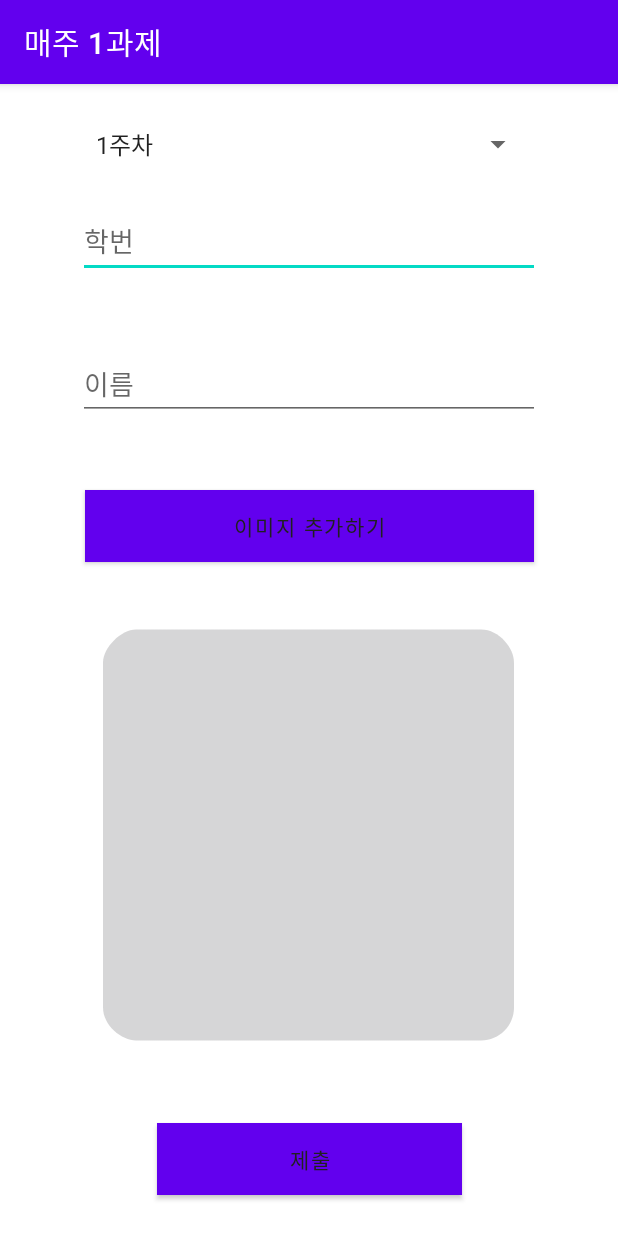
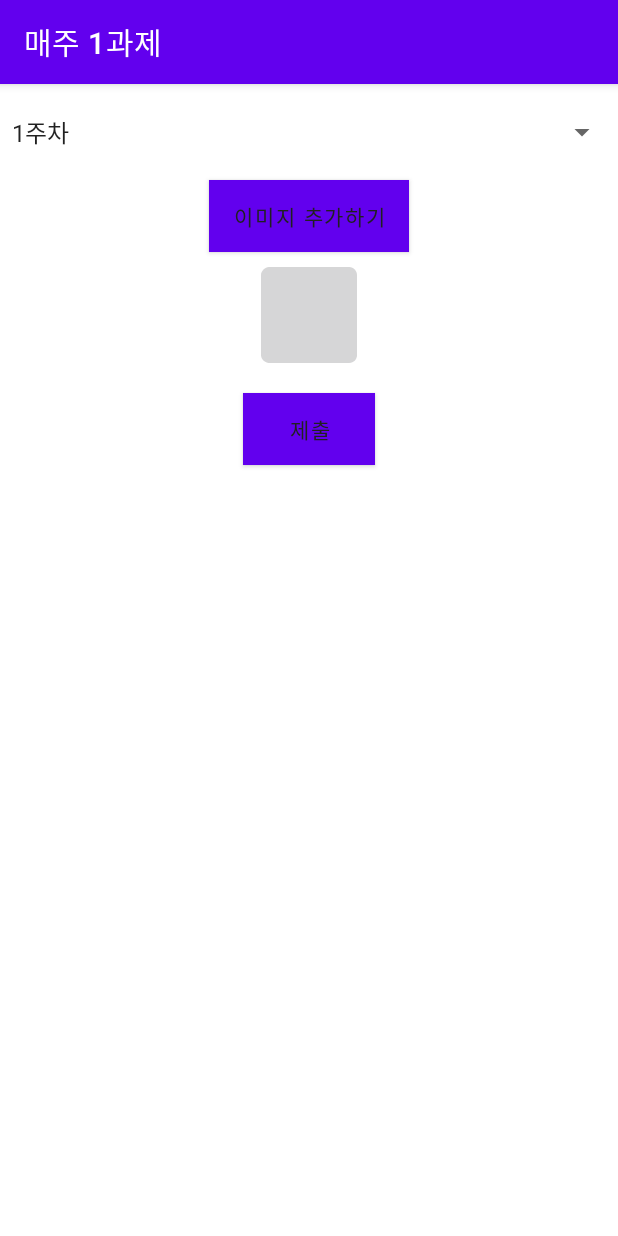
Before and after one commit to Profrog/maeju_test, an Android app: the SubmitActivity screen opened directly, with no data from a screen before it, on a phone screen of 412 x 824 dp. Run offline under Robolectric (Android 15) with nearby library versions, the phone set to English and light mode, and no system bars; our stand-ins replace Volley; network calls fail.

Commit message:
sending data_modfiy

```diff
--- a/app/src/main/java/com/example/logintest/SubmitActivity.java
+++ b/app/src/main/java/com/example/logintest/SubmitActivity.java
@@ -42,8 +42,8 @@ public class SubmitActivity extends AppCompatActivity implements View.OnClickLis
     private Spinner chk_week;
 
     // 학번, 이름, 이미지, 이미지 추가 및 제출 버튼
-    private EditText editTextUserName;
-    private EditText editTextUserId;
+    //private EditText editTextUserName;
+    //private EditText editTextUserId;
     private ImageView imageViewUserImage;
     private Button buttonSubmit,buttonAddImage;
     String userImage;
@@ -85,8 +85,8 @@ public class SubmitActivity extends AppCompatActivity implements View.OnClickLis
 
         });
 
-        editTextUserId = (EditText) findViewById(R.id.et_uid);
-        editTextUserName = (EditText) findViewById(R.id.et_uname);
+        //editTextUserId = (EditText) findViewById(R.id.et_uid);
+        //editTextUserName = (EditText) findViewById(R.id.et_uname);
         imageViewUserImage=(ImageView)findViewById(R.id.iv_uphoto);
 
 
@@ -129,8 +129,8 @@ public class SubmitActivity extends AppCompatActivity implements View.OnClickLis
     // google spread sheet 전송
     private void addUser(){
         final ProgressDialog loading = ProgressDialog.show(this,"Uploading...","Please wait...",false,false);
-        final String userId = editTextUserId.getText().toString().trim();
-        final String userName = editTextUserName.getText().toString().trim();
+        final String userId = ((ProfileActivity)ProfileActivity.profileact).returnHakbun();
+        final String userName = ((ProfileActivity)ProfileActivity.profileact).returnName();
 
         Log.e("null","values"+userImage);
 
@@ -187,7 +187,7 @@ public class SubmitActivity extends AppCompatActivity implements View.OnClickLis
             try {
                 // 갤러리 및 드라이브로부터 bitmap get
                 Bitmap bitmap = MediaStore.Images.Media.getBitmap(getContentResolver(), filePath);
-                rbitmap = getResizedBitmap(bitmap,250); // bitmap 형식의 이미지를 imageview 표시하기 위해 크기 조절
+                rbitmap = getResizedBitmap(bitmap,750); // bitmap 형식의 이미지를 imageview 표시하기 위해 크기 조절
                 userImage = getStringImage(rbitmap);
                 imageViewUserImage.setImageBitmap(rbitmap);
             } catch (IOException e) {
--- a/app/src/main/res/layout/activity_profile.xml
+++ b/app/src/main/res/layout/activity_profile.xml
@@ -84,6 +84,15 @@
             android:layout_gravity="center_horizontal"
             android:text="로그아웃" />
 
+        <Button
+            android:id="@+id/btn_submit"
+            android:layout_width="wrap_content"
+            android:layout_height="wrap_content"
+            android:layout_gravity="center_horizontal"
+            android:layout_centerHorizontal="true"
+            android:text="출석" />
+
+
         <TextView
             android:id="@+id/textviewDelete"
             android:layout_width="wrap_content"
@@ -92,12 +101,7 @@
             android:layout_margin="16dp"
             android:text="회원탈퇴" />
 
-        <Button
-            android:id="@+id/btn_submit"
-            android:layout_width="match_parent"
-            android:layout_height="wrap_content"
-            android:layout_centerHorizontal="true"
-            android:text="주차 인증하기" />
+
 
     </LinearLayout>
 </RelativeLayout>
--- a/app/src/main/res/layout/activity_submit.xml
+++ b/app/src/main/res/layout/activity_submit.xml
@@ -1,5 +1,5 @@
 <?xml version="1.0" encoding="utf-8"?>
-<androidx.constraintlayout.widget.ConstraintLayout xmlns:android="http://schemas.android.com/apk/res/android"
+<RelativeLayout xmlns:android="http://schemas.android.com/apk/res/android"
     xmlns:app="http://schemas.android.com/apk/res-auto"
     xmlns:tools="http://schemas.android.com/tools"
     android:layout_width="match_parent"
@@ -7,52 +7,22 @@
 
     <Spinner
         android:id="@+id/sp_week"
-        android:layout_width="300dp"
+        android:layout_width="match_parent"
+        android:layout_gravity="center_horizontal"
         android:layout_height="wrap_content"
         android:layout_centerHorizontal="true"
         android:minHeight="48dp"
-        app:layout_constraintBottom_toTopOf="@+id/et_uid"
         app:layout_constraintEnd_toEndOf="parent"
         app:layout_constraintStart_toStartOf="parent"
         app:layout_constraintTop_toTopOf="parent"
         tools:ignore="SpeakableTextPresentCheck,SpeakableTextPresentCheck" />
 
-    <EditText
-        android:id="@+id/et_uid"
-        android:layout_width="0dp"
-        android:layout_height="49dp"
-        android:layout_marginTop="80dp"
-        android:ems="10"
-        android:hint="학번"
-        android:inputType="textPersonName"
-        app:layout_constraintHorizontal_bias="0.0"
-        app:layout_constraintLeft_toLeftOf="@+id/et_uname"
-        app:layout_constraintRight_toRightOf="@+id/et_uname"
-        app:layout_constraintTop_toTopOf="parent"
-        tools:layout_constraintLeft_creator="1"
-        tools:layout_constraintRight_creator="1" />
-
-    <EditText
-        android:id="@+id/et_uname"
-        android:layout_width="308dp"
-        android:layout_height="48dp"
-        android:layout_marginTop="10dp"
-        android:layout_marginBottom="10dp"
-        android:ems="10"
-        android:hint="이름"
-        android:inputType="textPersonName"
-        app:layout_constraintBottom_toTopOf="@+id/btn_image"
-        app:layout_constraintEnd_toEndOf="parent"
-        app:layout_constraintStart_toStartOf="parent"
-        app:layout_constraintTop_toBottomOf="@+id/et_uid"
-        tools:layout_constraintBottom_creator="1"
-        tools:layout_constraintRight_creator="1"
-        tools:layout_constraintTop_creator="1" />
-
     <Button
         android:id="@+id/btn_image"
-        android:layout_width="299dp"
-        android:layout_height="48dp"
+        android:layout_below="@+id/sp_week"
+        android:layout_centerHorizontal="true"
+        android:layout_width="wrap_content"
+        android:layout_height="wrap_content"
         android:layout_marginBottom="10dp"
         android:background="#4286f4"
         android:text="이미지 추가하기"
@@ -66,8 +36,10 @@
 
     <ImageView
         android:id="@+id/iv_uphoto"
-        android:layout_width="274dp"
-        android:layout_height="344dp"
+        android:layout_below="@+id/btn_image"
+        android:layout_centerHorizontal="true"
+        android:layout_width="wrap_content"
+        android:layout_height="wrap_content"
         android:layout_marginBottom="20dp"
         app:layout_constraintBottom_toTopOf="@+id/btn_submit"
         app:layout_constraintEnd_toEndOf="parent"
@@ -81,8 +53,10 @@
 
     <Button
         android:id="@+id/btn_submit"
-        android:layout_width="203dp"
-        android:layout_height="48dp"
+        android:layout_below="@+id/iv_uphoto"
+        android:layout_centerHorizontal="true"
+        android:layout_width="wrap_content"
+        android:layout_height="wrap_content"
         android:layout_marginBottom="27dp"
         android:background="#4286f4"
         android:text="@string/제출"
@@ -94,4 +68,4 @@
         tools:layout_constraintLeft_creator="1"
         tools:layout_constraintRight_creator="1" />
 
-</androidx.constraintlayout.widget.ConstraintLayout>
+</RelativeLayout>
```
